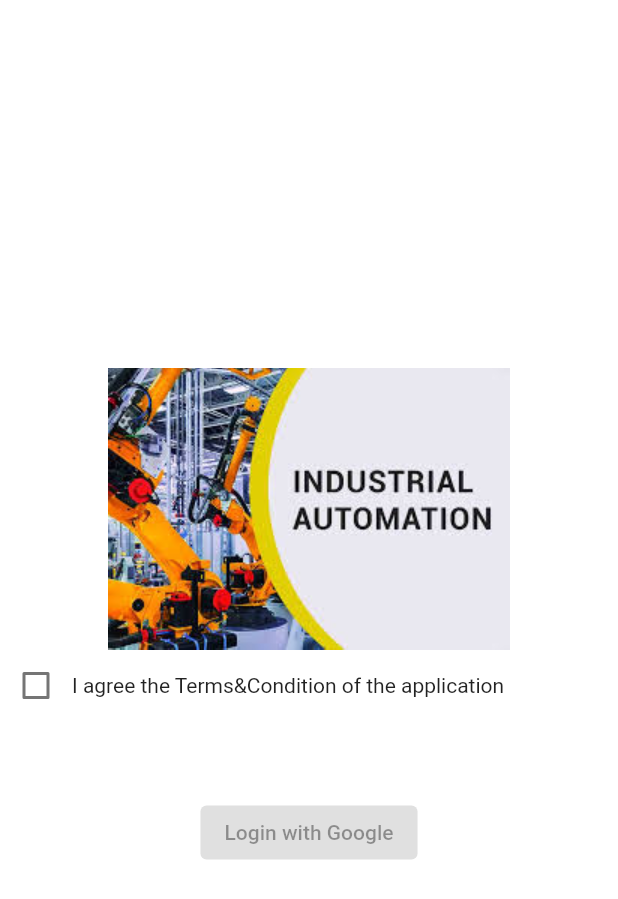
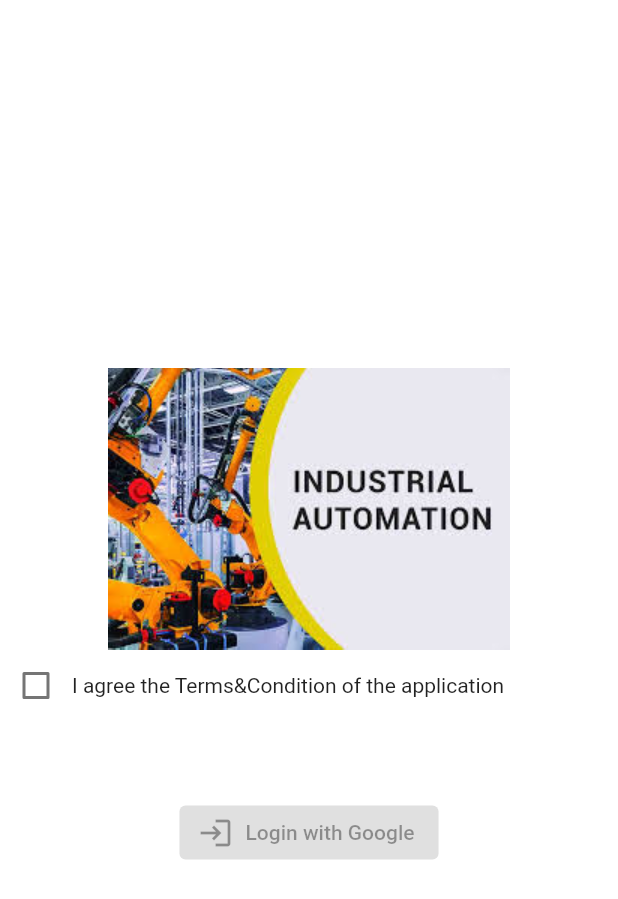
Before and after one commit to automation322/Industrial_Automation_Hub, a Flutter app: the screen it shows after launch, on a phone screen of 412 x 824 dp. Shown: the top 899 px of the screen. Run offline on Flutter 3.47's test engine with Material 2 defaults, Android fonts, the phone set to English and light mode, and no system bars; our stand-ins replace carousel_slider, cloud_firestore, firebase_auth, firebase_core, flutter_widget_from_html, google_sign_in and 2 more; accounts and stored records are empty; Roboto replaces fonts that are missing (noto_sans).

Commit message:
file
Signed-off-by: admin <industrialautomationhub028@gmail.com>

```diff
--- a/lib/auth/view/login.dart
+++ b/lib/auth/view/login.dart
@@ -1,7 +1,10 @@
+import 'dart:core';
 import 'package:automation_hub/auth/controller/auth_controller.dart';
 import 'package:flutter/material.dart';
 
+import '../../dashboard/view/dashboard.dart';
 import '../../utils/colors.dart';
+import '../../utils/shared_preference.dart';
 
 class Login extends StatefulWidget {
   const Login({Key? key}) : super(key: key);
@@ -14,6 +17,7 @@ class _LoginState extends State<Login> {
   bool isAgreeTc = false;
   double height = 0.0;
   double width = 0.0;
+  bool _loding = false;
   @override
   Widget build(BuildContext context) {
     height = MediaQuery.of(context).size.height;
@@ -35,7 +39,7 @@ class _LoginState extends State<Login> {
                       isAgreeTc = !isAgreeTc;
                     });
                   }),
-              Container(
+              SizedBox(
                 width: width / 1.3,
                 child: const Text(
                   "I agree the Terms&Condition of the application",
@@ -46,16 +50,37 @@ class _LoginState extends State<Login> {
             ],
           ),
           const SizedBox(height: 50),
-          ElevatedButton(
-              style: ElevatedButton.styleFrom(
-                maximumSize: Size(width / 1.5, height * 0.06),
-              ),
-              onPressed: isAgreeTc == true
-                  ? () {
-                      signup(context);
-                    }
-                  : null,
-              child: const Text("Login with Google"))
+          _loding == true
+              ? CircularProgressIndicator(
+                  color: ThemeColors.Primarycolor,
+                )
+              : ElevatedButton.icon(
+                  icon: const Icon(Icons.login),
+                  label: const Text("Login with Google"),
+                  style: ElevatedButton.styleFrom(
+                    maximumSize: Size(width / 1.4, height * 0.09),
+                  ),
+                  onPressed: isAgreeTc == true
+                      ? () async {
+                          setState(() {
+                            _loding = true;
+                          });
+                          bool isLogin = false;
+                          isLogin = await signup(context);
+                          if (isLogin == true) {
+                            Shared_Preference.setBool(
+                                SharedPreferenceKeys.isLogin, true);
+                            Navigator.pushReplacement(
+                                context,
+                                MaterialPageRoute(
+                                    builder: (context) => const Dashboard()));
+                            setState(() {
+                              _loding = false;
+                            });
+                          }
+                        }
+                      : null,
+                )
         ],
       ),
     );
--- /dev/null
+++ b/lib/utils/shared_preference.dart
@@ -0,0 +1,52 @@
+import 'package:shared_preferences/shared_preferences.dart';
+
+class Shared_Preference {
+  static Future<SharedPreferences> get _instance async =>
+      _prefsInstance ??= await SharedPreferences.getInstance();
+  static SharedPreferences? _prefsInstance;
+
+  // call this method from iniState() function of mainApp().
+  static Future<SharedPreferences?> init() async {
+    _prefsInstance = await _instance;
+    return _prefsInstance;
+  }
+
+  //sets
+  static Future<bool> setBool(String key, bool value) async =>
+      await _prefsInstance!.setBool(key, value);
+
+  static Future<bool> setDouble(String key, double value) async =>
+      await _prefsInstance!.setDouble(key, value);
+
+  static Future<bool> setInt(String key, int value) async =>
+      await _prefsInstance!.setInt(key, value);
+
+  static Future<bool> setString(String key, String value) async =>
+      await _prefsInstance!.setString(key, value);
+
+  static Future<bool> setStringList(String key, List<String> value) async =>
+      await _prefsInstance!.setStringList(key, value);
+
+  //gets
+  static bool getBool(String key) => _prefsInstance!.getBool(key) ?? false;
+
+  static double getDouble(String key) => _prefsInstance!.getDouble(key) ?? 0.0;
+
+  static int getInt(String key) => _prefsInstance!.getInt(key) ?? 0;
+
+  static String getString(String key) =>
+      _prefsInstance!.getString(key) ?? "N/A";
+
+  static List<String> getStringList(String key) =>
+      _prefsInstance!.getStringList(key) ?? [];
+
+  //deletes..
+  static Future<bool> remove(String key) async =>
+      await _prefsInstance!.remove(key);
+
+  static Future<bool> clear() async => await _prefsInstance!.clear();
+}
+
+class SharedPreferenceKeys {
+  static String isLogin = "isLogin";
+}
--- a/pubspec.yaml
+++ b/pubspec.yaml
@@ -37,6 +37,12 @@ dependencies:
   http: ^0.13.5
   logger: ^1.2.2
   flutter_widget_from_html: ^0.8.5
+  shared_preferences: ^2.0.18
+  cloud_firestore: ^4.4.3
+  loader_overlay: ^2.1.0
+
+
+
 
 
 
```
Also changed, not shown: lib/auth/controller/auth_controller.dart (+31 -9 lines), lib/auth/model/logged_in_user_model.dart (added, +45 -0 lines), lib/utils/display_html_data.dart (added, +23 -0 lines), pubspec.lock, 1 other file.
